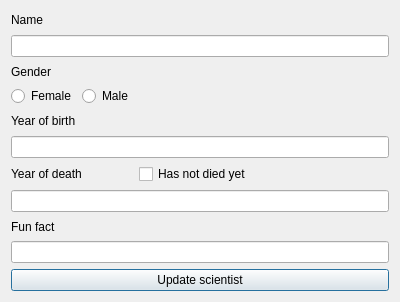
Above: famGUI/edit.ui from gdgunnars/famCS3.0 before the change. Below: the same form after it.
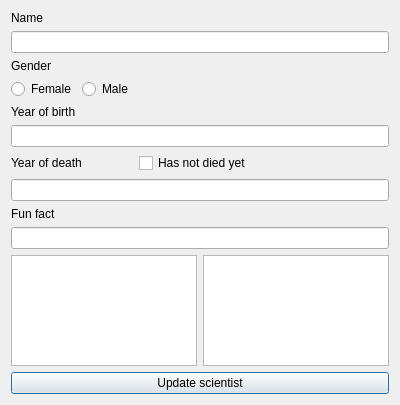
That is the form after the change. Icons and pictures are not drawn.

What changed in the file:
```diff
--- a/famGUI/edit.ui
+++ b/famGUI/edit.ui
@@ -7,7 +7,7 @@
     <x>0</x>
     <y>0</y>
     <width>400</width>
-    <height>302</height>
+    <height>405</height>
    </rect>
   </property>
   <property name="windowTitle">
@@ -157,6 +157,16 @@
    <item>
     <widget class="QLineEdit" name="lineFact"/>
    </item>
+   <item>
+    <layout class="QHBoxLayout" name="horizontalLayout_8">
+     <item>
+      <widget class="QListWidget" name="listConnected"/>
+     </item>
+     <item>
+      <widget class="QListWidget" name="listNotConnected"/>
+     </item>
+    </layout>
+   </item>
    <item>
     <widget class="QPushButton" name="updateButton">
      <property name="text">
```
